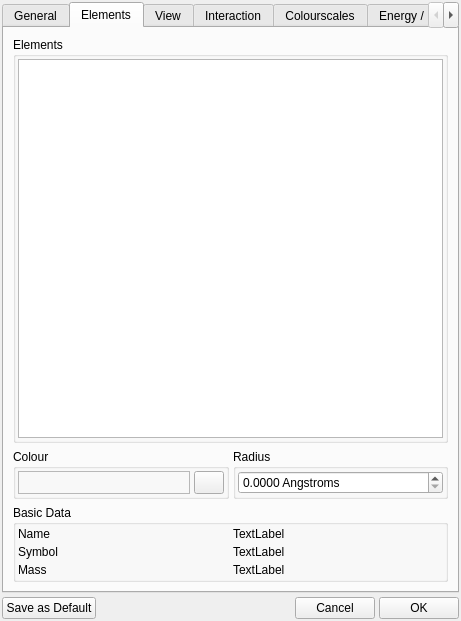
Above: src/gui/prefs.ui from trisyoungs/aten before the change. Below: the same form after it.
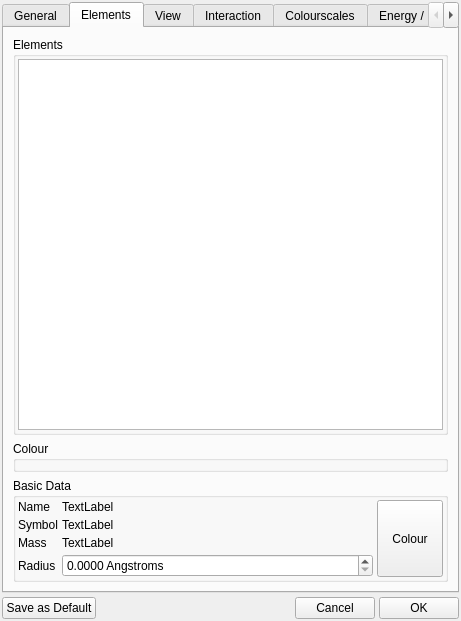
That is the form after the change. The open tabs and pages were chosen to show the change. Icons and pictures are not drawn. Custom widgets are drawn as their Qt base class.

```diff
--- a/src/gui/prefs.ui
+++ b/src/gui/prefs.ui
@@ -373,118 +373,6 @@
            <property name="title">
             <string>Colour</string>
            </property>
-           <layout class="QVBoxLayout">
-            <property name="spacing">
-             <number>4</number>
-            </property>
-            <property name="margin">
-             <number>2</number>
-            </property>
-            <item>
-             <layout class="QHBoxLayout">
-              <property name="spacing">
-               <number>4</number>
-              </property>
-              <property name="margin">
-               <number>0</number>
-              </property>
-              <item>
-               <widget class="TColourFrame" name="ElementColourFrame">
-                <property name="sizePolicy">
-                 <sizepolicy hsizetype="Preferred" vsizetype="Preferred">
-                  <horstretch>0</horstretch>
-                  <verstretch>0</verstretch>
-                 </sizepolicy>
-                </property>
-                <property name="frameShape">
-                 <enum>QFrame::StyledPanel</enum>
-                </property>
-                <property name="frameShadow">
-                 <enum>QFrame::Raised</enum>
-                </property>
-               </widget>
-              </item>
-              <item>
-               <widget class="QPushButton" name="ElementColourButton">
-                <property name="sizePolicy">
-                 <sizepolicy hsizetype="Preferred" vsizetype="Preferred">
-                  <horstretch>0</horstretch>
-                  <verstretch>0</verstretch>
-                 </sizepolicy>
-                </property>
-                <property name="minimumSize">
-                 <size>
-                  <width>16</width>
-                  <height>16</height>
-                 </size>
-                </property>
-                <property name="maximumSize">
-                 <size>
-                  <width>30</width>
-                  <height>30</height>
-                 </size>
-                </property>
-                <property name="text">
-                 <string/>
-                </property>
-                <property name="icon">
-                 <iconset resource="icons.qrc">
-                  <normaloff>:/basic/icons/basic_colour.svg</normaloff>:/basic/icons/basic_colour.svg</iconset>
-                </property>
-                <property name="iconSize">
-                 <size>
-                  <width>20</width>
-                  <height>20</height>
-                 </size>
-                </property>
-                <property name="autoDefault">
-                 <bool>false</bool>
-                </property>
-               </widget>
-              </item>
-             </layout>
-            </item>
-           </layout>
-          </widget>
-         </item>
-         <item>
-          <widget class="QGroupBox" name="ElementRadiusGroup">
-           <property name="sizePolicy">
-            <sizepolicy hsizetype="Preferred" vsizetype="Minimum">
-             <horstretch>0</horstretch>
-             <verstretch>0</verstretch>
-            </sizepolicy>
-           </property>
-           <property name="title">
-            <string>Radius</string>
-           </property>
-           <layout class="QHBoxLayout">
-            <property name="spacing">
-             <number>4</number>
-            </property>
-            <property name="margin">
-             <number>2</number>
-            </property>
-            <item>
-             <widget class="QDoubleSpinBox" name="ElementRadiusSpin">
-              <property name="sizePolicy">
-               <sizepolicy hsizetype="Preferred" vsizetype="Fixed">
-                <horstretch>0</horstretch>
-                <verstretch>0</verstretch>
-               </sizepolicy>
-              </property>
-              <property name="suffix">
-               <string> Angstroms</string>
-              </property>
-              <property name="decimals">
-               <number>4</number>
-              </property>
-              <property name="singleStep">
-               <double>0.010000000000000</double>
-              </property>
-             </widget>
-            </item>
-           </layout>
           </widget>
          </item>
         </layout>
@@ -507,10 +395,29 @@
           <property name="spacing">
            <number>4</number>
           </property>
+          <item row="3" column="1">
+           <widget class="QDoubleSpinBox" name="ElementRadiusSpin">
+            <property name="sizePolicy">
+             <sizepolicy hsizetype="Expanding" vsizetype="Fixed">
+              <horstretch>0</horstretch>
+              <verstretch>0</verstretch>
+             </sizepolicy>
+            </property>
+            <property name="suffix">
+             <string> Angstroms</string>
+            </property>
+            <property name="decimals">
+             <number>4</number>
+            </property>
+            <property name="singleStep">
+             <double>0.010000000000000</double>
+            </property>
+           </widget>
+          </item>
           <item row="1" column="1">
            <widget class="QLabel" name="ElementSymbolLabel">
             <property name="sizePolicy">
-             <sizepolicy hsizetype="Preferred" vsizetype="Preferred">
+             <sizepolicy hsizetype="Expanding" vsizetype="Preferred">
               <horstretch>0</horstretch>
               <verstretch>0</verstretch>
              </sizepolicy>
@@ -522,6 +429,12 @@
           </item>
           <item row="0" column="0">
            <widget class="QLabel" name="label64574">
+            <property name="sizePolicy">
+             <sizepolicy hsizetype="Minimum" vsizetype="Preferred">
+              <horstretch>0</horstretch>
+              <verstretch>0</verstretch>
+             </sizepolicy>
+            </property>
             <property name="text">
              <string>Name</string>
             </property>
@@ -530,7 +443,7 @@
           <item row="2" column="1">
            <widget class="QLabel" name="ElementMassLabel">
             <property name="sizePolicy">
-             <sizepolicy hsizetype="Preferred" vsizetype="Preferred">
+             <sizepolicy hsizetype="Expanding" vsizetype="Preferred">
               <horstretch>0</horstretch>
               <verstretch>0</verstretch>
              </sizepolicy>
@@ -543,7 +456,7 @@
           <item row="0" column="1">
            <widget class="QLabel" name="ElementNameLabel">
             <property name="sizePolicy">
-             <sizepolicy hsizetype="Preferred" vsizetype="Preferred">
+             <sizepolicy hsizetype="Expanding" vsizetype="Preferred">
               <horstretch>0</horstretch>
               <verstretch>0</verstretch>
              </sizepolicy>
@@ -555,6 +468,12 @@
           </item>
           <item row="2" column="0">
            <widget class="QLabel" name="label64574_3">
+            <property name="sizePolicy">
+             <sizepolicy hsizetype="Minimum" vsizetype="Preferred">
+              <horstretch>0</horstretch>
+              <verstretch>0</verstretch>
+             </sizepolicy>
+            </property>
             <property name="text">
              <string>Mass</string>
             </property>
@@ -562,11 +481,64 @@
           </item>
           <item row="1" column="0">
            <widget class="QLabel" name="label64574_2">
+            <property name="sizePolicy">
+             <sizepolicy hsizetype="Minimum" vsizetype="Preferred">
+              <horstretch>0</horstretch>
+              <verstretch>0</verstretch>
+             </sizepolicy>
+            </property>
             <property name="text">
              <string>Symbol</string>
             </property>
            </widget>
           </item>
+          <item row="3" column="0">
+           <widget class="QLabel" name="label64574_4">
+            <property name="sizePolicy">
+             <sizepolicy hsizetype="Minimum" vsizetype="Preferred">
+              <horstretch>0</horstretch>
+              <verstretch>0</verstretch>
+             </sizepolicy>
+            </property>
+            <property name="text">
+             <string>Radius</string>
+            </property>
+           </widget>
+          </item>
+          <item row="0" column="2" rowspan="4">
+           <widget class="TMenuButton" name="ElementColourButton">
+            <property name="sizePolicy">
+             <sizepolicy hsizetype="Preferred" vsizetype="Preferred">
+              <horstretch>0</horstretch>
+              <verstretch>0</verstretch>
+             </sizepolicy>
+            </property>
+            <property name="minimumSize">
+             <size>
+              <width>66</width>
+              <height>66</height>
+             </size>
+            </property>
+            <property name="maximumSize">
+             <size>
+              <width>66</width>
+              <height>288</height>
+             </size>
+            </property>
+            <property name="text">
+             <string>Colour</string>
+            </property>
+            <property name="iconSize">
+             <size>
+              <width>20</width>
+              <height>20</height>
+             </size>
+            </property>
+            <property name="toolButtonStyle">
+             <enum>Qt::ToolButtonTextUnderIcon</enum>
+            </property>
+           </widget>
+          </item>
          </layout>
         </widget>
        </item>
@@ -3139,6 +3111,11 @@
    <header>gui/tcolourframe.hui</header>
    <container>1</container>
   </customwidget>
+  <customwidget>
+   <class>TMenuButton</class>
+   <extends>QToolButton</extends>
+   <header>gui/tmenubutton.hui</header>
+  </customwidget>
  </customwidgets>
  <resources>
   <include location="icons.qrc"/>
```
Left out of the diff: 13 changed lines with no effect on the pictures.
